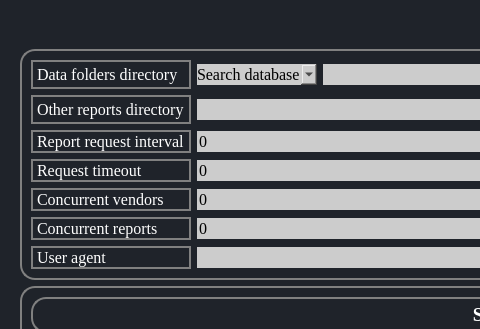
The window that ui/Settingtab.ui (aanushri9/Counter-Harvesting-5.1) describes before a commit, drawn with Qt 5; both pictures show x 0 to 480 and y 102 to 431 of the 1086 by 764 pixel window.
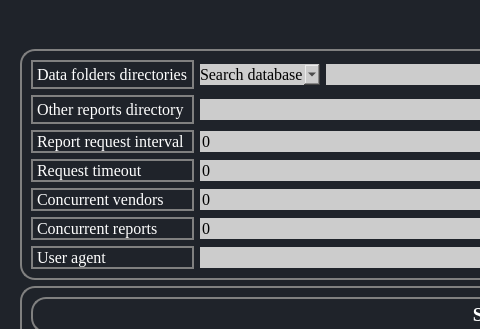
The same window after the commit. Icons and pictures are not drawn.

```diff
--- a/ui/Settingtab.ui
+++ b/ui/Settingtab.ui
@@ -211,7 +211,7 @@
 </string>
              </property>
              <property name="text">
-              <string>Data folders directory</string>
+              <string>Data folders directories</string>
              </property>
             </widget>
            </item>
```
Left out of the diff: 10 changed lines with no effect on the pictures.
